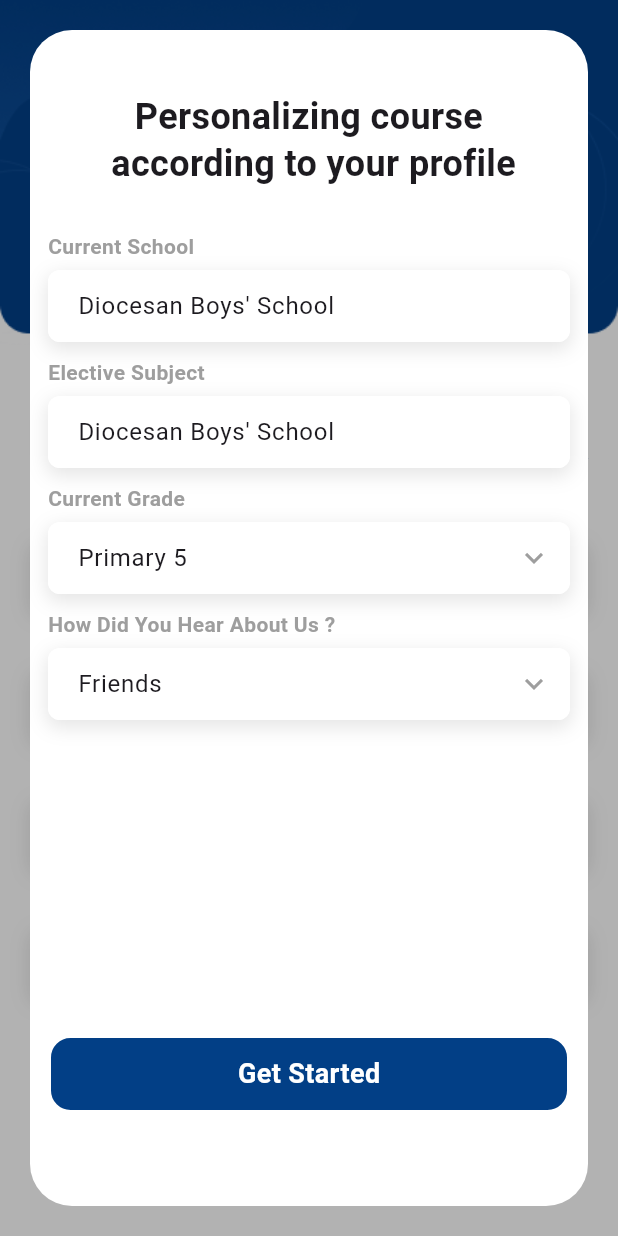
After one commit to shawonworks/flutter_interview_task, a Flutter app: the CreateAccount screen opened by its route, after a tap on "Create Account", on a phone screen of 412 x 824 dp. The commit adds this screen. Run offline on Flutter 3.47's test engine with Material 3 defaults, Android fonts, the phone set to English and light mode, and no system bars; our stand-ins replace get; statements that could not run were skipped.

Commit message:
Show Dialogue pop up

```diff
--- a/lib/Utils/StaticString/static_string.dart
+++ b/lib/Utils/StaticString/static_string.dart
@@ -15,7 +15,7 @@ class AppString {
   static const String loginWithGoogle = "Login with Google";
   static const String newToLearnova = "New to Learnova?";
 
-  static const String personalizingCourse = "Personalizing course according to your profile";
+  static const String personalizingCourse = "Personalizing course \n according to your profile";
   static const String currentSchool = "Current School";
   static const String diocesanBoysSchool = "Diocesan Boys' School";
   static const String electiveSubject = "Elective Subject";
--- a/lib/View/Screen/CreatAccount/create_account.dart
+++ b/lib/View/Screen/CreatAccount/create_account.dart
@@ -1,10 +1,14 @@
 import 'package:flutter/material.dart';
+import 'package:flutter_interview_task/Core/AppRoute/app_route.dart';
+import 'package:get/get.dart';
+import 'package:get/get_core/src/get_main.dart';
 
 import '../../../Utils/AppColors/app_colors.dart';
 import '../../../Utils/AppImg/app_img.dart';
 import '../../../Utils/StaticString/static_string.dart';
 import '../../Widget/CustomBotton/custom_botton.dart';
 import '../../Widget/CustomRoleTabBar/custom_role_tab_bar.dart';
+import '../../Widget/CustomShowDialog/custom_show_dialog.dart';
 import '../../Widget/CustomText/custom_text.dart';
 import '../../Widget/CustomTextFeild/custom_text_feild.dart';
 
@@ -55,16 +59,23 @@ class _CreateAccountState extends State<CreateAccount> {
                   const SizedBox(height: 6),
                   CustomTextField(hintText: "", obscureText: true, keyboardType: TextInputType.phone,),
                   const SizedBox(height: 12),
-                  CustomButton(text: AppString.createAccount, color: AppColor.blue900),
+                  CustomButton(text: AppString.createAccount, color: AppColor.blue900, onTap: (){
+                    ProfileSetupDialog.show();
+                  },),
                   const SizedBox(height: 25),
                   Row(
                     mainAxisAlignment: MainAxisAlignment.center,
                     children: [
                       Text(AppString.newToLearnova),
                       const SizedBox(width: 6),
-                      Text(
-                        AppString.logIn,
-                        style: TextStyle(color: AppColor.blue700),
+                      GestureDetector(
+                        onTap: (){
+                          Get.toNamed(AppRoute.loginScreen);
+                        },
+                        child: Text(
+                          AppString.logIn,
+                          style: TextStyle(color: AppColor.blue700),
+                        ),
                       ),
                     ],
                   ),
--- /dev/null
+++ b/lib/View/Widget/CustomShowDialog/custom_show_dialog.dart
@@ -0,0 +1,99 @@
+// lib/dialogs/profile_setup_dialog.dart
+
+import 'package:flutter/material.dart';
+import 'package:flutter_interview_task/Utils/AppColors/app_colors.dart';
+import 'package:flutter_interview_task/Utils/StaticString/static_string.dart';
+import 'package:flutter_interview_task/View/Widget/CustomBotton/custom_botton.dart';
+import 'package:flutter_interview_task/View/Widget/CustomText/custom_text.dart';
+import 'package:flutter_interview_task/View/Widget/CustomTextFeild/custom_text_feild.dart';
+import 'package:get/get.dart';
+
+class ProfileSetupDialog {
+  static void show() {
+    Get.dialog(
+      const ProfileSetupScreen(),
+      barrierDismissible: true,
+      barrierColor: Colors.black.withOpacity(0.3),
+      useSafeArea: true,
+    );
+  }
+}
+
+class ProfileSetupScreen extends StatelessWidget {
+  const ProfileSetupScreen({super.key});
+
+  @override
+  Widget build(BuildContext context) {
+    return Material(
+      color: Colors.transparent,
+      child: Container(
+        margin: const EdgeInsets.all(20),
+        decoration: BoxDecoration(
+          color: Colors.white,
+          borderRadius: BorderRadius.circular(28),
+        ),
+        child: SingleChildScrollView(
+          child: Padding(
+            padding: const EdgeInsets.all(12.0),
+            child: Column(
+              mainAxisSize: MainAxisSize.min,
+              children: [
+                const SizedBox(height: 30),
+                const Text(
+                  AppString.personalizingCourse,
+                  textAlign: TextAlign.center,
+                  style: TextStyle(
+                    fontSize: 24,
+                    fontWeight: FontWeight.bold,
+                    height: 1.3,
+                  ),
+                ),
+                const SizedBox(height: 30),
+                CustomText(text: AppString.currentSchool),
+                const SizedBox(height: 6),
+                CustomTextField(hintText: AppString.diocesanBoysSchool),
+                const SizedBox(height: 10),
+                CustomText(text: AppString.electiveSubject),
+                const SizedBox(height: 6),
+                CustomTextField(hintText: AppString.diocesanBoysSchool),
+                const SizedBox(height: 10),
+                CustomText(text: AppString.currentGrade),
+                const SizedBox(height: 6),
+                CustomTextField(
+                  hintText: AppString.primary5,
+                  trailingIcon: Icons.keyboard_arrow_down_sharp,
+                  dropdownItems: [
+                    AppString.primary1,
+                    AppString.primary2,
+                    AppString.primary3,
+                    AppString.primary4,
+                    AppString.primary5,
+                  ],
+                ),
+                const SizedBox(height: 10),
+                CustomText(text: AppString.howDidYouHearAboutUs),
+                const SizedBox(height: 6),
+                CustomTextField(
+                  hintText: AppString.friends,
+                  trailingIcon: Icons.keyboard_arrow_down_sharp,
+                  dropdownItems: [
+                    AppString.instagram,
+                    AppString.medium,
+                    AppString.threads,
+                    AppString.friends,
+                    AppString.school,
+                    AppString.teacher,
+                    AppString.others,
+                  ],
+                ),
+                const SizedBox(height: 210),
+                CustomButton(onTap: ,text: AppString.getStarted, color: AppColor.blue900),
+                const SizedBox(height: 20),
+              ],
+            ),
+          ),
+        ),
+      ),
+    );
+  }
+}
--- a/lib/View/Widget/CustomText/custom_text.dart
+++ b/lib/View/Widget/CustomText/custom_text.dart
@@ -20,6 +20,7 @@ class _CustomTextState extends State<CustomText> {
       child: Text(
         widget.text,
         style: const TextStyle(
+          color: Colors.grey,
           fontSize: 14,
           fontWeight: FontWeight.w600,
         ),
--- a/lib/View/Widget/CustomTextFeild/custom_text_feild.dart
+++ b/lib/View/Widget/CustomTextFeild/custom_text_feild.dart
@@ -4,12 +4,19 @@ class CustomTextField extends StatefulWidget {
   final String hintText;
   final bool obscureText;
   final TextInputType keyboardType;
+  final IconData? trailingIcon;
+  final VoidCallback? onTrailingIconTap;
+
+  final List<String>? dropdownItems;
 
   const CustomTextField({
     super.key,
     required this.hintText,
     this.obscureText = false,
     this.keyboardType = TextInputType.text,
+    this.trailingIcon,
+    this.onTrailingIconTap,
+    this.dropdownItems,
   });
 
   @override
@@ -18,11 +25,46 @@ class CustomTextField extends StatefulWidget {
 
 class _CustomTextFieldState extends State<CustomTextField> {
   late bool _obscureText;
+  late TextEditingController _controller;
 
   @override
   void initState() {
     super.initState();
     _obscureText = widget.obscureText;
+    _controller = TextEditingController(text: widget.hintText);
+  }
+
+  @override
+  void dispose() {
+    _controller.dispose();
+    super.dispose();
+  }
+
+  void _showDropdown() {
+    if (widget.dropdownItems == null || widget.dropdownItems!.isEmpty) return;
+
+    showModalBottomSheet(
+      context: context,
+      shape: const RoundedRectangleBorder(
+        borderRadius: BorderRadius.vertical(top: Radius.circular(20)),
+      ),
+      builder: (context) => ListView.builder(
+        shrinkWrap: true,
+        itemCount: widget.dropdownItems!.length,
+        itemBuilder: (context, index) {
+          final item = widget.dropdownItems![index];
+          return ListTile(
+            title: Text(item),
+            onTap: () {
+              setState(() {
+                _controller.text = item;
+              });
+              Navigator.pop(context);
+            },
+          );
+        },
+      ),
+    );
   }
 
   @override
@@ -41,6 +83,7 @@ class _CustomTextFieldState extends State<CustomTextField> {
         ],
       ),
       child: TextField(
+        controller: _controller,
         keyboardType: widget.keyboardType,
         obscureText: _obscureText,
         decoration: InputDecoration(
@@ -60,10 +103,15 @@ class _CustomTextFieldState extends State<CustomTextField> {
             borderRadius: BorderRadius.circular(8),
             borderSide: BorderSide.none,
           ),
-          suffixIcon: widget.obscureText
-              ? IconButton(
+          suffixIcon: Row(
+            mainAxisSize: MainAxisSize.min,
+            children: [
+              if (widget.obscureText)
+                IconButton(
                   icon: Icon(
-              _obscureText ? Icons.visibility_off_outlined : Icons.visibility_outlined,
+                    _obscureText
+                        ? Icons.visibility_off_outlined
+                        : Icons.visibility_outlined,
                     color: Colors.grey,
                   ),
                   onPressed: () {
@@ -71,8 +119,16 @@ class _CustomTextFieldState extends State<CustomTextField> {
                       _obscureText = !_obscureText;
                     });
                   },
-          )
-              : null,
+                ),
+              if (widget.trailingIcon != null)
+                IconButton(
+                  icon: Icon(widget.trailingIcon, color: Colors.grey),
+                  onPressed: widget.dropdownItems != null
+                      ? _showDropdown
+                      : widget.onTrailingIconTap,
+                ),
+            ],
+          ),
         ),
       ),
     );
```
Also changed, not shown: lib/View/Screen/HomeScreen/home_screen.dart (added). Lines whose indentation alone changed are shown as unchanged.
